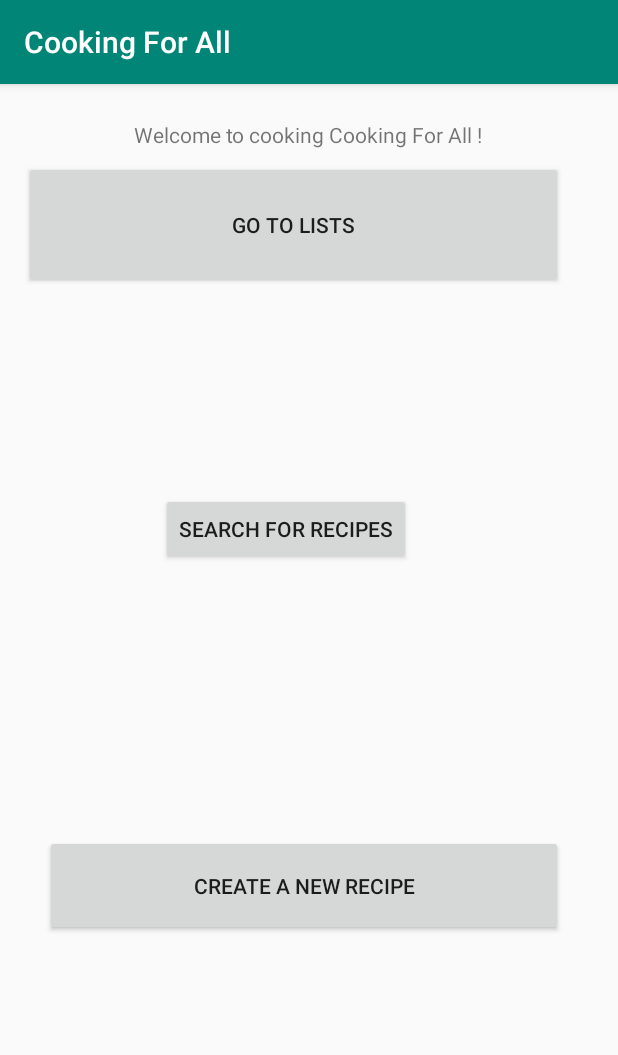
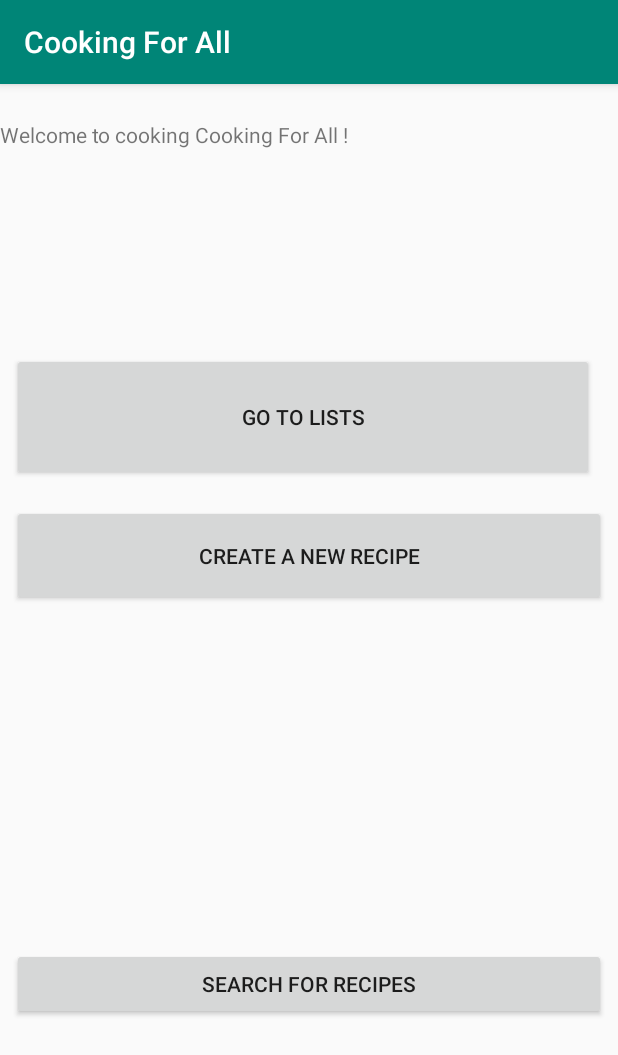
Before and after one commit to phrougerie/cooking_for_all, an Android app: the screen it shows after launch (MainActivity), on a phone screen of 412 x 824 dp. Shown: the top 1055 px of the screen. Run offline under Robolectric (Android 15) with nearby library versions, the phone set to English and light mode, and no system bars.

Commit message:
Travail sur les activités

```diff
--- a/Code/app/build.gradle
+++ b/Code/app/build.gradle
@@ -22,6 +22,7 @@ dependencies {
     implementation fileTree(dir: 'libs', include: ['*.jar'])
     implementation 'com.android.support:appcompat-v7:28.0.0'
     implementation 'com.android.support.constraint:constraint-layout:1.1.3'
+    implementation 'com.android.support:design:28.0.0'
     testImplementation 'junit:junit:4.12'
     androidTestImplementation 'com.android.support.test:runner:1.0.2'
     androidTestImplementation 'com.android.support.test.espresso:espresso-core:3.0.2'
--- a/Code/app/src/main/java/com/example/cookingforall/Modele/Recipe.java
+++ b/Code/app/src/main/java/com/example/cookingforall/Modele/Recipe.java
@@ -3,6 +3,7 @@ package com.example.cookingforall.Modele;
 import android.media.Image;
 
 public class Recipe {
+    private String recipeName;
     private String ingredient[];
     private String steps[];
     private Image photos[];
--- a/Code/app/src/main/res/layout/activity_main.xml
+++ b/Code/app/src/main/res/layout/activity_main.xml
@@ -1,42 +1,35 @@
 <?xml version="1.0" encoding="utf-8"?>
-<android.support.constraint.ConstraintLayout xmlns:android="http://schemas.android.com/apk/res/android"
+<LinearLayout xmlns:android="http://schemas.android.com/apk/res/android"
     xmlns:app="http://schemas.android.com/apk/res-auto"
     xmlns:tools="http://schemas.android.com/tools"
     android:layout_width="match_parent"
     android:layout_height="match_parent"
+    android:orientation="vertical"
     tools:context=".MainActivity">
 
 
     <TextView
         android:id="@+id/title"
-        android:layout_width="wrap_content"
-        android:layout_height="wrap_content"
+        android:layout_width="match_parent"
+        android:layout_height="23dp"
         android:layout_marginTop="24dp"
-        android:text="@string/welcome"
-        app:layout_constraintHorizontal_bias="0.497"
-        app:layout_constraintLeft_toLeftOf="parent"
-        app:layout_constraintRight_toRightOf="parent"
-        app:layout_constraintTop_toTopOf="parent" />
+        android:text="@string/welcome" />
 
     <Button
         android:id="@+id/listing"
-        android:layout_width="359dp"
+        android:layout_width="match_parent"
         android:layout_height="85dp"
         android:layout_marginStart="8dp"
         android:layout_marginLeft="8dp"
-        android:layout_marginTop="8dp"
+        android:layout_marginTop="132dp"
         android:layout_marginEnd="16dp"
         android:layout_marginRight="16dp"
-        android:text="@string/listing"
-        app:layout_constraintEnd_toEndOf="parent"
-        app:layout_constraintHorizontal_bias="0.285"
-        app:layout_constraintStart_toStartOf="parent"
-        app:layout_constraintTop_toBottomOf="@+id/title"
-        tools:ignore="MissingConstraints" />
+        android:layout_marginBottom="8dp"
+        android:text="@string/listing" />
 
     <Button
         android:id="@+id/createRecipe"
-        android:layout_width="345dp"
+        android:layout_width="match_parent"
         android:layout_height="67dp"
         android:layout_marginStart="8dp"
         android:layout_marginLeft="8dp"
@@ -45,29 +38,20 @@
         android:layout_marginEnd="8dp"
         android:layout_marginRight="8dp"
         android:layout_marginBottom="28dp"
-        android:text="@string/createRecipe"
-        app:layout_constraintBottom_toBottomOf="parent"
-        app:layout_constraintEnd_toEndOf="parent"
-        app:layout_constraintHorizontal_bias="0.44"
-        app:layout_constraintStart_toStartOf="parent"
-        app:layout_constraintTop_toBottomOf="@+id/searchRecipe"
-        android:onClick="launchCreateRecipeActivity"/>
+        android:onClick="launchCreateRecipeActivity"
+        android:text="@string/createRecipe" />
 
     <Button
         android:id="@+id/searchRecipe"
-        android:layout_width="wrap_content"
+        android:layout_width="match_parent"
         android:layout_height="wrap_content"
         android:layout_marginStart="8dp"
         android:layout_marginLeft="8dp"
-        android:layout_marginTop="136dp"
+        android:layout_marginTop="200dp"
         android:layout_marginEnd="8dp"
         android:layout_marginRight="8dp"
-        android:text="@string/searchRecipe"
-        app:layout_constraintEnd_toEndOf="parent"
-        app:layout_constraintHorizontal_bias="0.432"
-        app:layout_constraintStart_toStartOf="parent"
-        app:layout_constraintTop_toBottomOf="@+id/listing"
-        tools:ignore="MissingConstraints" />
+        android:layout_marginBottom="8dp"
+        android:text="@string/searchRecipe" />
 
 
-</android.support.constraint.ConstraintLayout>
+</LinearLayout>
--- /dev/null
+++ b/Code/app/src/main/res/values/dimens.xml
@@ -0,0 +1,3 @@
+<resources>
+    <dimen name="fab_margin">16dp</dimen>
+</resources>
--- a/Code/app/src/main/res/values/strings.xml
+++ b/Code/app/src/main/res/values/strings.xml
@@ -4,5 +4,8 @@
     <string name="listing">Go to lists</string>
     <string name="createRecipe">Create a new recipe</string>
     <string name="searchRecipe">Search for recipes</string>
+    <string name="namedRecipe">Enter a name for your recipe :</string>
+    <string name="validate">Validate</string>
+    <string name="title_activity_add_ingredients">AddIngredientsActivity</string>
 
 </resources>
```
Also changed, not shown: Code/app/src/main/AndroidManifest.xml (+13 -4 lines), Code/app/src/main/java/com/example/cookingforall/AddIngredientsActivity.java (added, +29 -0 lines), Code/app/src/main/java/com/example/cookingforall/CreateRecipeActivity.java (+15 -0 lines), Code/app/src/main/java/com/example/cookingforall/Modele/Ingredient.java (added, +14 -0 lines), Code/app/src/main/res/layout/activity_add_ingredients.xml (added, +33 -0 lines), Code/app/src/main/res/layout/activity_create_recipe.xml (+15 -7 lines), Code/app/src/main/res/layout/content_add_ingredients.xml (added, +11 -0 lines), Code/app/src/main/res/values/styles.xml (+9 -0 lines), 3 other files.
